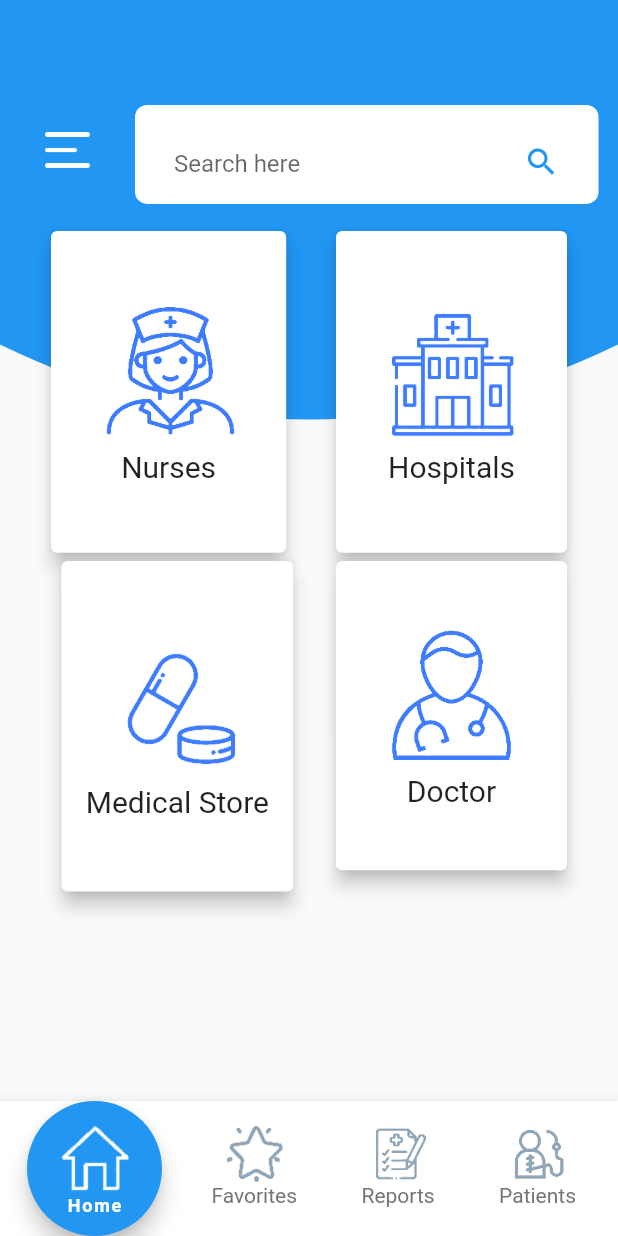
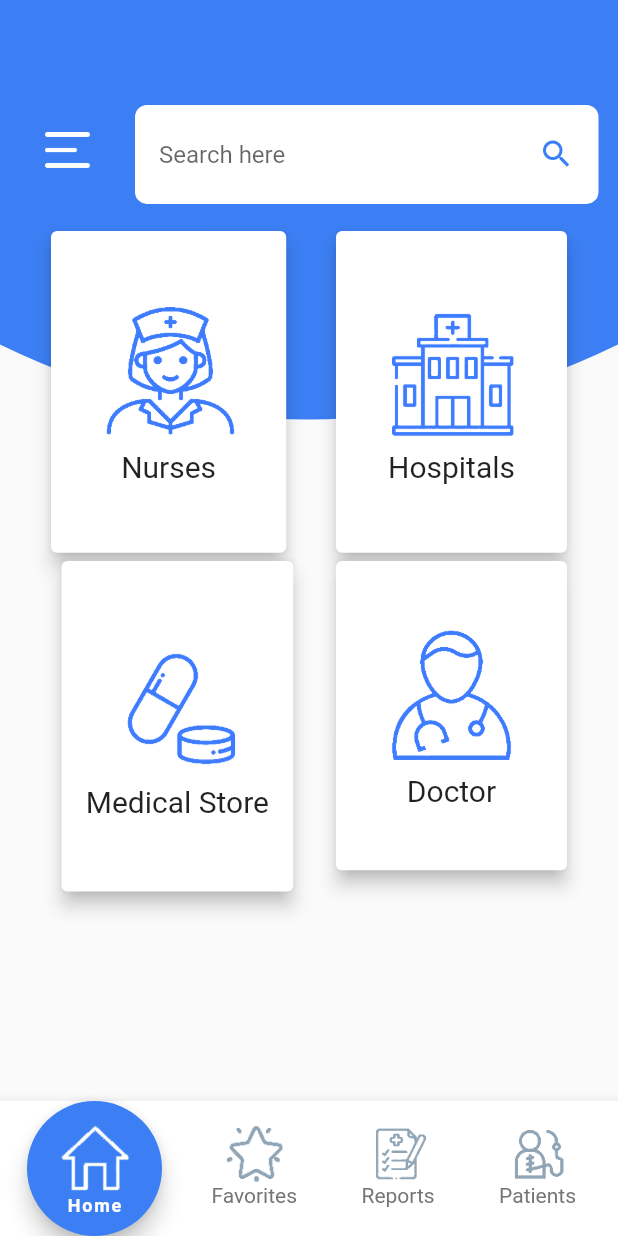
Before and after one commit to sonikapunitgoyal/Hospitalpagesdesign, a Flutter app: the screen it shows after launch, on a phone screen of 412 x 824 dp. Run offline on Flutter 3.47's test engine with Material 2 defaults, Android fonts, the phone set to English and light mode, and no system bars; missing offline and left inert: flutter_range_slider, flutter_statusbarcolor, folding_cell.

Commit message:
color changes

```diff
--- a/lib/clippath.dart
+++ b/lib/clippath.dart
@@ -32,7 +32,7 @@ class WavyHeaderImageState extends State<WavyHeaderImage> {
           children: <Widget>[
             ClipPath(
               child: Container(
-                color: Colors.blue,
+                color:Color(0xff3C7FF4),
                 height: MediaQuery.of(context).size.height*0.40,
                 width: MediaQuery.of(context).size.width,
               ),
@@ -49,13 +49,13 @@ class WavyHeaderImageState extends State<WavyHeaderImage> {
               top: 70.0,
               height:MediaQuery.of(context).size.height*0.08 ,
               width: MediaQuery.of(context).size.width*0.75,
-              child: Container(padding: EdgeInsets.all(10.0),alignment: Alignment.center,
+              child: Container(
                 decoration: BoxDecoration(
                     borderRadius: BorderRadius.all(Radius.circular(8.0)),
                     color: Colors.white),
                 child: Center(
                   child: ListTile(
-                    trailing: Icon(Icons.search, color: Colors.blue),
+                    trailing: Icon(Icons.search, color:Color(0xff3C7FF4) ),
                     title: TextField(
                       decoration: InputDecoration(
                           hintText: 'Search here', border: InputBorder.none,),
--- a/lib/main.dart
+++ b/lib/main.dart
@@ -8,7 +8,8 @@ void main() => runApp(MyApp());
 class MyApp extends StatelessWidget {
   @override
   Widget build(BuildContext context) {
-    FlutterStatusbarcolor.setStatusBarColor(Colors.blue);
+    FlutterStatusbarcolor.setStatusBarColor(Color(0xff3C7FF4));
+
     return MaterialApp(
       debugShowCheckedModeBanner: false,
       title: 'Wavy image mask',
@@ -43,7 +44,7 @@ class _MyHomePageState extends State<MyHomePage> {
             children: <Widget>[
                Container(height: 100.0,width: 100.0,
                  child: FloatingActionButton(
-                    onPressed: () {},
+                    onPressed: () {},backgroundColor: Color(0xff3C7FF4),
                     tooltip: 'Increment',
                     child: Column(
                       mainAxisAlignment: MainAxisAlignment.center,
```
Also changed, not shown: lib/list.dart (+22 -10 lines).
